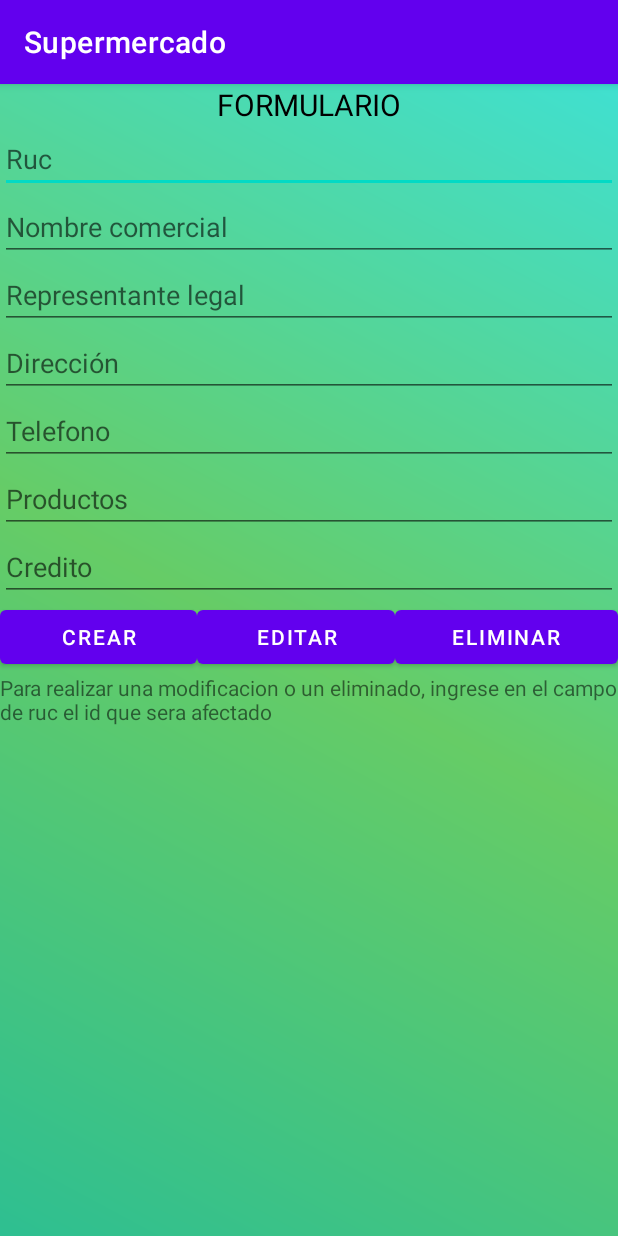
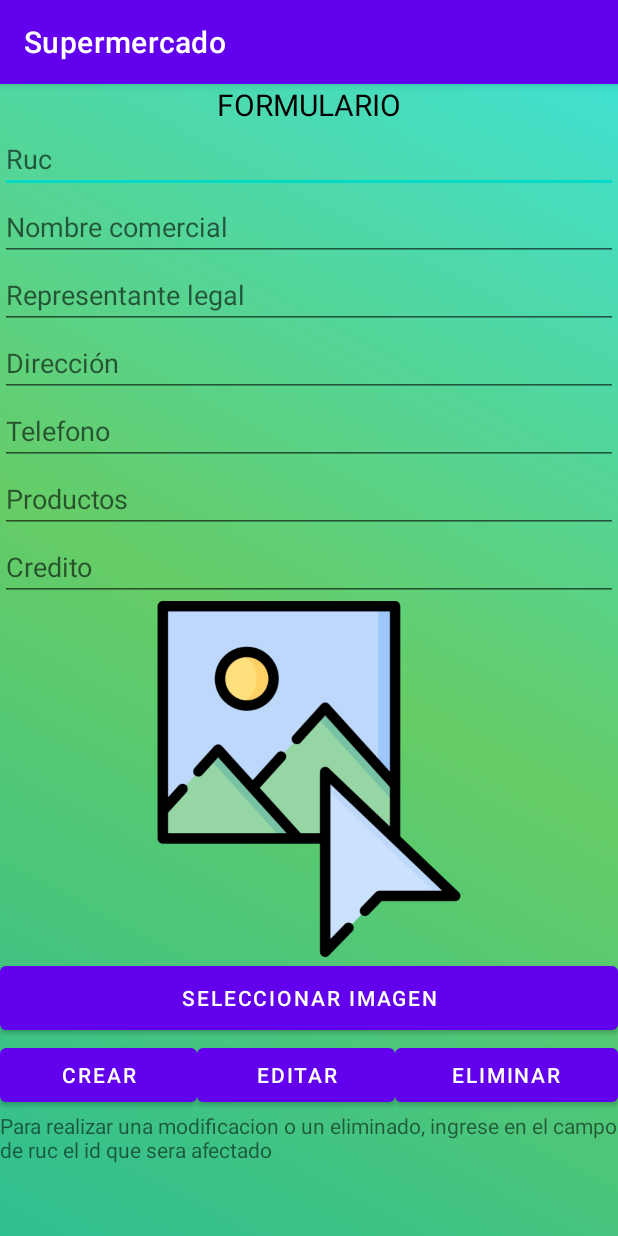
Before and after one commit to IgnacioJuan/Supermercado, an Android app: the MainActivity screen opened directly, with no data from a screen before it, on a phone screen of 412 x 824 dp. Run offline under Robolectric (Android 15) with nearby library versions, the phone set to English and light mode, and no system bars.

Commit message:
Seleccion de imagen

```diff
--- a/app/src/main/AndroidManifest.xml
+++ b/app/src/main/AndroidManifest.xml
@@ -3,6 +3,7 @@
     xmlns:tools="http://schemas.android.com/tools"
     package="com.juanguachi.supermercado">
 
+    <uses-permission android:name="android.permission.READ_EXTERNAL_STORAGE"/>
     <uses-permission android:name="android.permission.WRITE_EXTERNAL_STORAGE"/>
     <uses-permission android:name="android.permission.INTERNET"/>
     <application
--- a/app/src/main/java/com/juanguachi/supermercado/MainActivity.java
+++ b/app/src/main/java/com/juanguachi/supermercado/MainActivity.java
@@ -1,13 +1,18 @@
 package com.juanguachi.supermercado;
 
+import androidx.annotation.Nullable;
 import androidx.appcompat.app.AppCompatActivity;
 
+import android.content.Intent;
 import android.database.Cursor;
+import android.net.Uri;
 import android.os.Bundle;
+import android.provider.MediaStore;
 import android.view.View;
 import android.widget.Button;
 import android.widget.CursorAdapter;
 import android.widget.EditText;
+import android.widget.ImageView;
 import android.widget.ListView;
 import android.widget.SimpleCursorAdapter;
 
@@ -17,9 +22,9 @@ public class MainActivity extends AppCompatActivity {
 
     //
     EditText txtruc, txtnombre, txtrepresentante, txtdireccion, txttelefono, txtproductos, txtcredito;
-    Button btnagregar, btnactualizar, btneliminar;
+    Button btnagregar, btnactualizar, btneliminar, btnSeleccionar;
 
-    //ImageView imagen;
+    ImageView imagen;
     @Override
     protected void onCreate(Bundle savedInstanceState) {
         super.onCreate(savedInstanceState);
@@ -42,17 +47,41 @@ public class MainActivity extends AppCompatActivity {
         btnagregar = (Button) findViewById(R.id.btn_agregar);
         btnactualizar = (Button) findViewById(R.id.btn_editar);
         btneliminar = (Button) findViewById(R.id.btn_eliminar);
+        btnSeleccionar= (Button) findViewById(R.id.btn_SeleccionarImagen);
         //Imagen
-
+        imagen = (ImageView) findViewById(R.id.iv_imagen);
         //eventos
         btnagregar.setOnClickListener(guardarListener);
         btnactualizar.setOnClickListener(actualizarListener);
         btneliminar.setOnClickListener(eliminarListener);
-
+        btnSeleccionar.setOnClickListener(Seleccionarimagen);
     }
 
 
     //Listeners
+
+    View.OnClickListener Seleccionarimagen= new View.OnClickListener() {
+        @Override
+        public void onClick(View v) {
+            cargarImagen();
+        }
+    };
+
+    private void cargarImagen() {
+        Intent intent = new Intent(Intent.ACTION_PICK, MediaStore.Images.Media.EXTERNAL_CONTENT_URI);
+        intent.setType("image/");
+        startActivityForResult(intent.createChooser(intent,"Seleccione la Aplicación"),10);
+    }
+
+    @Override
+    protected void onActivityResult(int requestCode, int resultCode, @Nullable Intent data) {
+        super.onActivityResult(requestCode, resultCode, data);
+        if(resultCode==RESULT_OK){
+            Uri path=data.getData();
+            imagen.setImageURI(path);
+        }
+    }
+
     View.OnClickListener guardarListener = new View.OnClickListener() {
         @Override
         public void onClick(View v) {
--- a/app/src/main/res/layout/activity_main.xml
+++ b/app/src/main/res/layout/activity_main.xml
@@ -51,7 +51,7 @@
             android:layout_height="wrap_content"
             android:ems="10"
             android:hint="@string/direccion"
-            android:inputType="textPersonName"/>
+            android:inputType="textPersonName" />
 
         <EditText
             android:id="@+id/txt_telefono"
@@ -67,7 +67,7 @@
             android:layout_height="wrap_content"
             android:ems="10"
             android:hint="@string/productos"
-            android:inputType="textPersonName"/>
+            android:inputType="textPersonName" />
 
         <EditText
             android:id="@+id/txt_credito"
@@ -76,6 +76,26 @@
             android:ems="10"
             android:hint="@string/credito"
             android:inputType="numberDecimal" />
+
+        <LinearLayout
+            android:layout_width="match_parent"
+            android:layout_height="292dp"
+            android:orientation="vertical">
+
+            <ImageView
+                android:id="@+id/iv_imagen"
+                android:layout_width="wrap_content"
+                android:layout_height="231dp"
+                android:layout_weight="1"
+                android:src="@drawable/imagen" />
+
+            <Button
+                android:id="@+id/btn_SeleccionarImagen"
+                android:layout_width="match_parent"
+                android:layout_height="wrap_content"
+                android:layout_weight="1"
+                android:text="Seleccionar Imagen" />
+        </LinearLayout>
 
         <LinearLayout
             android:layout_width="match_parent"
--- a/app/src/main/res/layout/activity_menu_principal.xml
+++ b/app/src/main/res/layout/activity_menu_principal.xml
@@ -16,7 +16,7 @@
             android:id="@+id/imageView"
             android:layout_width="match_parent"
             android:layout_height="317dp"
-            tools:src="@drawable/repartidor" />
+            android:src="@drawable/repartidor" />
 
         <TextView
             android:id="@+id/textView2"
```
Also changed, not shown: app/src/main/res/drawable/imagen.png (added).
